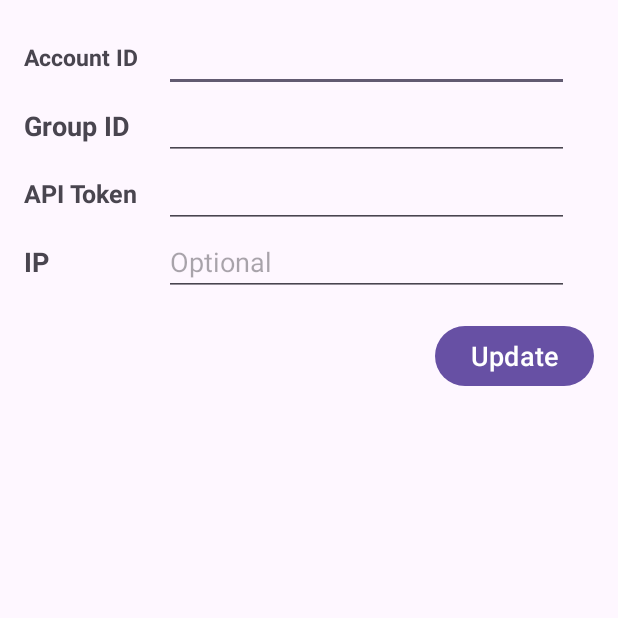
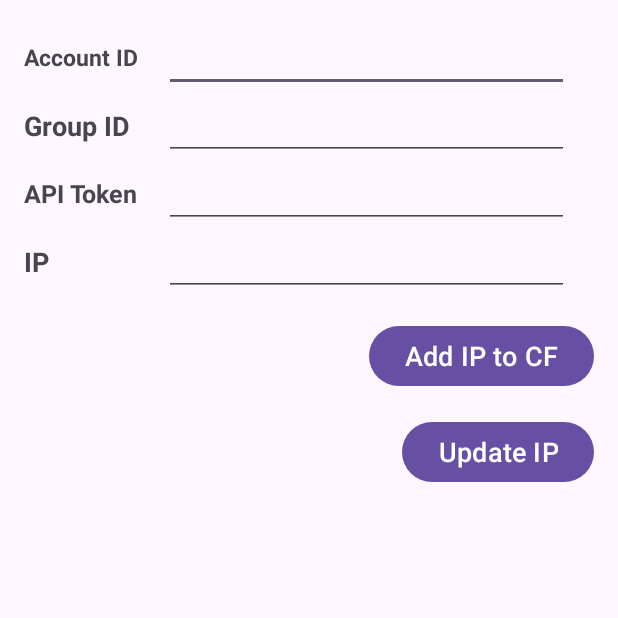
Before and after one commit to pgetsos/CFTunnelUpdater, an Android app: the screen it shows after launch (MainActivity), on a phone screen of 412 x 824 dp, the top half of it. Run offline under Robolectric (Android 15) with nearby library versions, the phone set to English and light mode, and no system bars.

Commit message:
Version 0.2 Get IPv6 if that is available Only add distinct IPs in the list Added button to update the public IP automatically

```diff
--- a/app/src/main/java/gr/pgetsos/cftunnelupdater/MainActivity.java
+++ b/app/src/main/java/gr/pgetsos/cftunnelupdater/MainActivity.java
@@ -20,6 +20,8 @@ import com.google.gson.Gson;
 import java.io.IOException;
 import java.net.HttpURLConnection;
 import java.net.URL;
+import java.util.ArrayList;
+import java.util.List;
 import java.util.Scanner;
 import java.util.concurrent.atomic.AtomicReference;
 
@@ -38,6 +40,7 @@ public class MainActivity extends AppCompatActivity {
     private String groupID;
     private String apiToken;
     private String ipAddr;
+    private EditText ipEditText;
 
 
     @Override
@@ -51,11 +54,14 @@ public class MainActivity extends AppCompatActivity {
             return insets;
         });
         Button button = findViewById(R.id.save_button);
+        Button ipButton = findViewById(R.id.ip_button);
 
         SharedPreferences sharedPreferences = getSharedPreferences("MyPrefs", Context.MODE_PRIVATE);
         accountID = sharedPreferences.getString("accountID", "");
         groupID = sharedPreferences.getString("groupID", "");
         apiToken = sharedPreferences.getString("apiToken", "");
+
+        ipEditText = findViewById(R.id.ip_et);
 
         ((EditText) findViewById(R.id.account_et)).setText(accountID);
         ((EditText) findViewById(R.id.group_et)).setText(groupID);
@@ -65,7 +71,17 @@ public class MainActivity extends AppCompatActivity {
             accountID = ((EditText) findViewById(R.id.account_et)).getText().toString();
             groupID = ((EditText) findViewById(R.id.group_et)).getText().toString();
             apiToken = ((EditText) findViewById(R.id.api_et)).getText().toString();
-            ipAddr = ((EditText) findViewById(R.id.ip_et)).getText().toString();
+            ipAddr = ipEditText.getText().toString();
+
+            if(ipAddr.isBlank()) {
+                Toast.makeText(MainActivity.this, "Please enter an IP address", Toast.LENGTH_SHORT).show();
+                return;
+            }
+
+            if(accountID.isBlank() || groupID.isBlank() || apiToken.isBlank()) {
+                Toast.makeText(MainActivity.this, "Please enter credentials", Toast.LENGTH_SHORT).show();
+                return;
+            }
 
             SharedPreferences.Editor editor = sharedPreferences.edit();
             editor.putString("accountID", accountID);
@@ -75,6 +91,9 @@ public class MainActivity extends AppCompatActivity {
 
             getCurrentGroup();
         });
+
+        ipButton.setOnClickListener(view-> getPublicIP());
+
         getPublicIP();
     }
 
@@ -115,13 +134,17 @@ public class MainActivity extends AppCompatActivity {
         AccessGroupResponse response = gson.fromJson(jsonString, AccessGroupResponse.class);
         AccessGroupResponse.IncludeItem ii = new AccessGroupResponse.IncludeItem();
         AccessGroupResponse.Ip newIp = new AccessGroupResponse.Ip();
-        if (ipAddr.isBlank()) {
-            newIp.ip = publicIp.get() + "/32";
-        } else {
-            newIp.ip = ipAddr + "/32";
-        }
+        newIp.ip = ipAddr + "/32";
         ii.ip = newIp;
         response.result.include.add(ii);
+        List<AccessGroupResponse.IncludeItem> newList = new ArrayList<>();
+        for (AccessGroupResponse.IncludeItem element : response.result.include) {
+            if (!newList.contains(element)) {
+                newList.add(element);
+            }
+        }
+        response.result.include = newList;
+
         return gson.toJson(response);
     }
 
@@ -167,13 +190,15 @@ public class MainActivity extends AppCompatActivity {
     private void getPublicIP() {
         Thread thread = new Thread(() -> {
             try {
-                URL url = new URL("https://api.ipify.org");
+                URL url = new URL("https://api64.ipify.org");
                 HttpURLConnection connection = (HttpURLConnection) url.openConnection();
                 connection.setRequestProperty("User-Agent", "Mozilla/5.0"); // Set a User-Agent to avoid HTTP 403 Forbidden error
 
                 try (Scanner s = new Scanner(connection.getInputStream(), "UTF-8").useDelimiter("\\A")) {
                     publicIp.set(s.next());
                 }
+
+                runOnUiThread(() -> ipEditText.setText(publicIp.get()));
 
                 connection.disconnect();
             } catch (Exception e) {
--- a/app/src/main/res/layout/activity_main.xml
+++ b/app/src/main/res/layout/activity_main.xml
@@ -114,8 +114,7 @@
                 android:layout_height="wrap_content"
                 android:layout_weight="0.7"
                 android:layout_marginStart="16dp"
-                android:layout_marginEnd="16dp"
-                android:hint="Optional" />
+                android:layout_marginEnd="16dp" />
         </LinearLayout>
 
         <Button
@@ -124,7 +123,17 @@
             android:layout_height="wrap_content"
             android:layout_marginTop="16dp"
             android:textSize="18sp"
-            android:text="Update"
+            android:text="Add IP to CF"
+            android:textAllCaps="false"
+            android:layout_gravity="end"/>
+
+        <Button
+            android:id="@+id/ip_button"
+            android:layout_width="wrap_content"
+            android:layout_height="wrap_content"
+            android:layout_marginTop="16dp"
+            android:textSize="18sp"
+            android:text="Update IP"
             android:textAllCaps="false"
             android:layout_gravity="end"/>
 
```
Also changed, not shown: app/src/main/java/gr/pgetsos/cftunnelupdater/AccessGroupResponse.java (+19 -0 lines).
